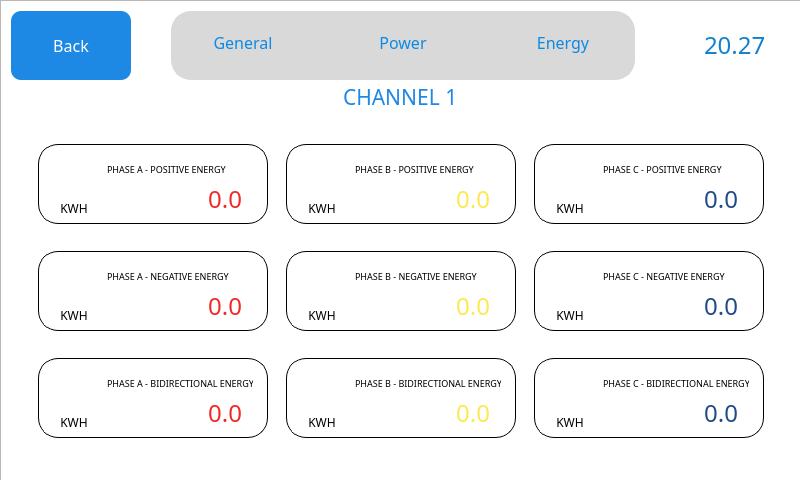
First picture: the form in QT_APP/channels.ui, repository eSpark-Backup/nabilfesal-msm-fw, before the edit.
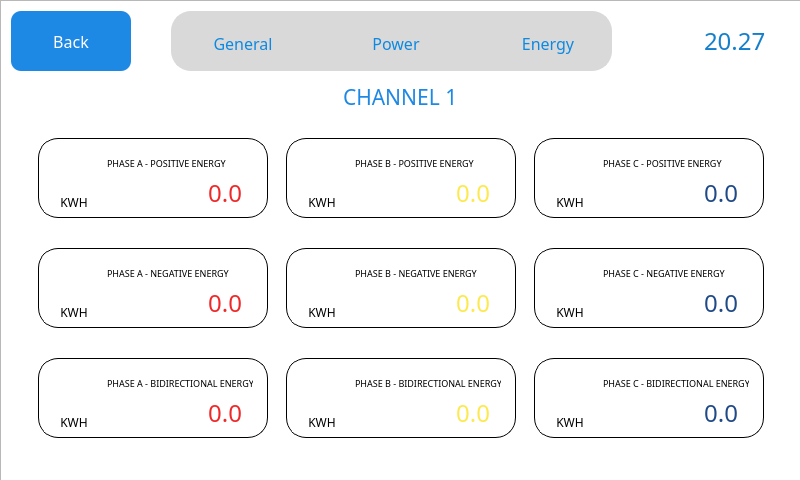
Second picture: the form after the edit. The open tabs and pages were chosen to show the change. Icons and pictures are not drawn.

Patch:
```diff
--- a/QT_APP/channels.ui
+++ b/QT_APP/channels.ui
@@ -1746,6 +1746,18 @@
              </item>
              <item>
               <widget class="QFrame" name="horizontalFrame">
+               <property name="minimumSize">
+                <size>
+                 <width>200</width>
+                 <height>60</height>
+                </size>
+               </property>
+               <property name="maximumSize">
+                <size>
+                 <width>1000</width>
+                 <height>500</height>
+                </size>
+               </property>
                <property name="focusPolicy">
                 <enum>Qt::NoFocus</enum>
                </property>
@@ -1781,7 +1793,7 @@
                   <property name="minimumSize">
                    <size>
                     <width>100</width>
-                    <height>60</height>
+                    <height>10</height>
                    </size>
                   </property>
                   <property name="maximumSize">
@@ -1811,8 +1823,7 @@
 background-color: #D9D9D9;</string>
                   </property>
                   <property name="text">
-                   <string>General
-</string>
+                   <string>General</string>
                   </property>
                   <property name="flat">
                    <bool>true</bool>
@@ -1830,7 +1841,7 @@
                   <property name="minimumSize">
                    <size>
                     <width>100</width>
-                    <height>60</height>
+                    <height>50</height>
                    </size>
                   </property>
                   <property name="maximumSize">
@@ -1857,8 +1868,7 @@
 background-color: #D9D9D9;</string>
                   </property>
                   <property name="text">
-                   <string>Power
-</string>
+                   <string>Power</string>
                   </property>
                   <property name="flat">
                    <bool>true</bool>
@@ -1876,7 +1886,7 @@
                   <property name="minimumSize">
                    <size>
                     <width>100</width>
-                    <height>60</height>
+                    <height>10</height>
                    </size>
                   </property>
                   <property name="maximumSize">
@@ -1903,8 +1913,7 @@
 background-color: #D9D9D9;</string>
                   </property>
                   <property name="text">
-                   <string>Energy
-</string>
+                   <string>Energy</string>
                   </property>
                   <property name="flat">
                    <bool>true</bool>
@@ -1924,7 +1933,7 @@
                </property>
                <property name="sizeHint" stdset="0">
                 <size>
-                 <width>100</width>
+                 <width>80</width>
                  <height>20</height>
                 </size>
                </property>
@@ -2012,6 +2021,9 @@
             <property name="spacing">
              <number>0</number>
             </property>
+            <property name="topMargin">
+             <number>9</number>
+            </property>
             <item>
              <widget class="QLabel" name="channel_label">
               <property name="sizePolicy">
@@ -7115,6 +7127,9 @@
                  <property name="spacing">
                   <number>6</number>
                  </property>
+                 <property name="topMargin">
+                  <number>0</number>
+                 </property>
                  <item>
                   <layout class="QHBoxLayout" name="horizontalLayout_72">
                    <property name="spacing">
```
Left out of the diff: 8 changed lines with no effect on the pictures.
